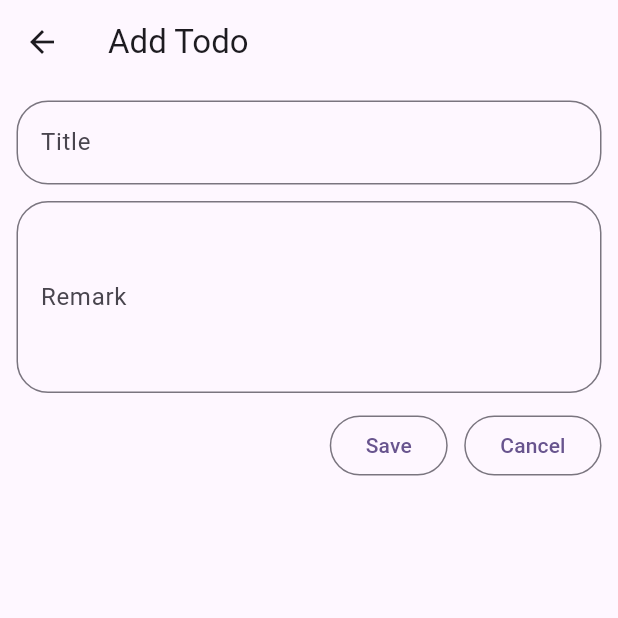
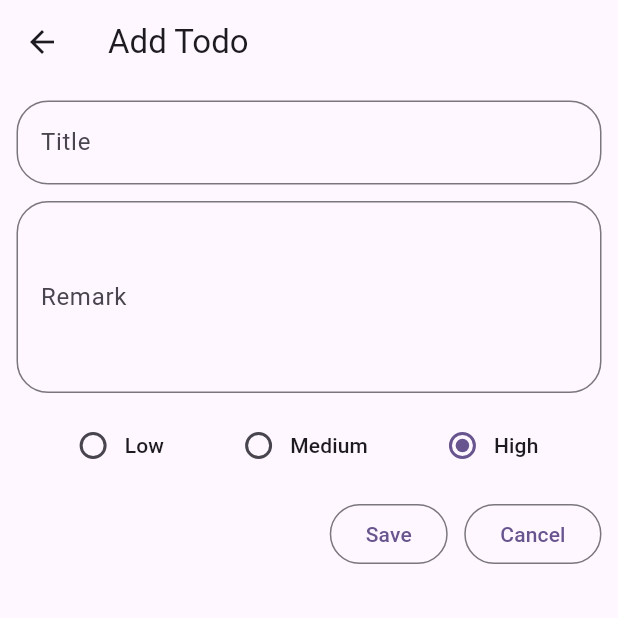
Before and after one commit to raunak2909/todo_cubit_474, a Flutter app: the AddTodoPage screen opened directly, on a phone screen of 412 x 824 dp, the top half of it. Run offline on Flutter 3.47's test engine with Material 3 defaults, Android fonts, the light colour scheme and no system bars; our stand-ins replace flutter_bloc, sqflite; accounts and stored records are empty.

Commit message:
filter, update, delete and priority

```diff
--- a/lib/add_todo_page.dart
+++ b/lib/add_todo_page.dart
@@ -3,11 +3,10 @@ import 'package:provider/provider.dart';
 import 'package:todo_cubit_474/cubit/todo_cubit.dart';
 import 'package:todo_cubit_474/todo_model.dart';
 
-class AddTodoPage extends StatelessWidget {
-  TextEditingController titleController = TextEditingController();
-  TextEditingController remarkController = TextEditingController();
-
+class AddTodoPage extends StatefulWidget {
   String title, remark;
+  int createdAt;
+  bool isCompleted;
   bool isUpdated;
   int id;
 
@@ -16,17 +15,34 @@ class AddTodoPage extends StatelessWidget {
     this.remark = "",
     this.isUpdated = false,
     this.id = 0,
+    this.createdAt = 0,
+    this.isCompleted = false,
   });
 
   @override
+  State<AddTodoPage> createState() => _AddTodoPageState();
+}
+
+class _AddTodoPageState extends State<AddTodoPage> {
+  TextEditingController titleController = TextEditingController();
+
+  TextEditingController remarkController = TextEditingController();
+
+  int selectedPriority = 2;
+
+  List<String> mPriority = ["Low", "Medium", "High"];
+
+  @override
   Widget build(BuildContext context) {
-    if (isUpdated) {
-      titleController.text = title;
-      remarkController.text = remark;
+    if (widget.isUpdated) {
+      titleController.text = widget.title;
+      remarkController.text = widget.remark;
     }
 
     return Scaffold(
-      appBar: AppBar(title: Text('${isUpdated ? 'Update' : 'Add'} Todo')),
+      appBar: AppBar(
+        title: Text('${widget.isUpdated ? 'Update' : 'Add'} Todo'),
+      ),
       body: Padding(
         padding: const EdgeInsets.all(11.0),
         child: Column(
@@ -55,12 +71,43 @@ class AddTodoPage extends StatelessWidget {
               ),
             ),
             SizedBox(height: 11),
+
+            StatefulBuilder(
+              builder: (context, ss) {
+                return Row(
+                  mainAxisAlignment: MainAxisAlignment.spaceEvenly,
+                  children: List.generate(mPriority.length, (index) {
+                    return RadioMenuButton(
+                      value: index,
+                      groupValue: selectedPriority,
+                      onChanged: (value) {
+                        selectedPriority = value!;
+                        ss(() {});
+                      },
+                      child: Text(mPriority[index]),
+                    );
+                  }),
+                );
+              }
+            ),
+
+            SizedBox(height: 11),
             Row(
               mainAxisAlignment: MainAxisAlignment.end,
               children: [
                 OutlinedButton(
                   onPressed: () {
-                    if (isUpdated) {
+                    if (widget.isUpdated) {
+                      context.read<TodoCubit>().updateTodo(
+                        updatedTodo: TodoModel(
+                          title: titleController.text,
+                          remark: remarkController.text,
+                          isCompleted: widget.isCompleted,
+                          createdAt: widget.createdAt,
+                          id: widget.id,
+                          priority: selectedPriority,
+                        ),
+                      );
                     } else {
                       context.read<TodoCubit>().addTodo(
                         newTodo: TodoModel(
@@ -68,6 +115,7 @@ class AddTodoPage extends StatelessWidget {
                           remark: remarkController.text,
                           isCompleted: false,
                           createdAt: DateTime.now().millisecondsSinceEpoch,
+                          priority: selectedPriority,
                         ),
                       );
                     }
--- a/lib/todo_model.dart
+++ b/lib/todo_model.dart
@@ -1,36 +1,43 @@
 import 'package:todo_cubit_474/db_helper.dart';
 
-class TodoModel{
+class TodoModel {
   int? id;
   String title, remark;
   bool isCompleted;
   int createdAt;
+  int priority;
+
+  ///0-> low, 1 -> med, 2 -> high
 
   TodoModel({
     this.id,
     required this.title,
     required this.remark,
     required this.isCompleted,
-    required this.createdAt
+    required this.createdAt,
+    required this.priority,
   });
 
   ///fromMap
-  factory TodoModel.fromMap(Map<String, dynamic> map){
+  factory TodoModel.fromMap(Map<String, dynamic> map) {
     return TodoModel(
-        id: map[DBHelper.COLUMN_TODO_ID],
-        title: map[DBHelper.COLUMN_TODO_TITLE],
-        remark: map[DBHelper.COLUMN_TODO_REMARK],
-        isCompleted: map[DBHelper.COLUMN_TODO_IS_COMPLETED] == 1 ? true : false,
-        createdAt: int.parse(map[DBHelper.COLUMN_TODO_CREATED_AT]));
+      id: map[DBHelper.COLUMN_TODO_ID],
+      title: map[DBHelper.COLUMN_TODO_TITLE],
+      remark: map[DBHelper.COLUMN_TODO_REMARK],
+      isCompleted: map[DBHelper.COLUMN_TODO_IS_COMPLETED] == 1 ? true : false,
+      createdAt: int.parse(map[DBHelper.COLUMN_TODO_CREATED_AT]),
+      priority: map[DBHelper.COLUMN_TODO_PRIORITY],
+    );
   }
 
   ///ToMap
-  Map<String, dynamic> toMap(){
+  Map<String, dynamic> toMap() {
     return {
-      DBHelper.COLUMN_TODO_TITLE : title,
-      DBHelper.COLUMN_TODO_REMARK : remark,
-      DBHelper.COLUMN_TODO_IS_COMPLETED : isCompleted ? 1 : 0,
-      DBHelper.COLUMN_TODO_CREATED_AT : createdAt.toString(),
+      DBHelper.COLUMN_TODO_TITLE: title,
+      DBHelper.COLUMN_TODO_REMARK: remark,
+      DBHelper.COLUMN_TODO_IS_COMPLETED: isCompleted ? 1 : 0,
+      DBHelper.COLUMN_TODO_CREATED_AT: createdAt.toString(),
+      DBHelper.COLUMN_TODO_PRIORITY: priority
     };
   }
 }
```
Also changed, not shown: lib/cubit/todo_cubit.dart (+16 -2 lines), lib/db_helper.dart (+63 -20 lines), lib/home_page.dart (+45 -3 lines).
